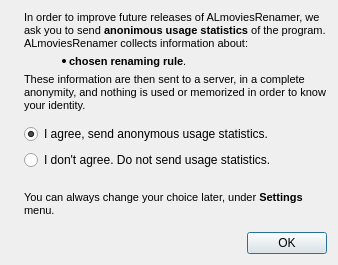
albemala/almoviesrenamer, file src/stats_agreement_dialog.ui: the form before one commit.
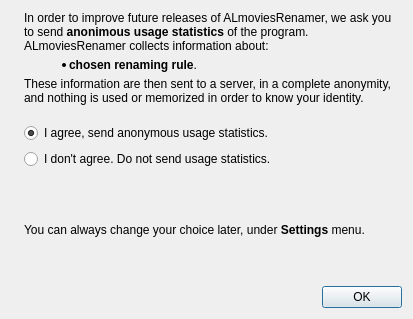
The form after the commit. Icons and pictures are not drawn.

Commit message:
corrections on dialogs text size
added check for new version

Diff of the .ui file:
```diff
--- a/src/stats_agreement_dialog.ui
+++ b/src/stats_agreement_dialog.ui
@@ -6,8 +6,8 @@
    <rect>
     <x>0</x>
     <y>0</y>
-    <width>338</width>
-    <height>265</height>
+    <width>413</width>
+    <height>319</height>
    </rect>
   </property>
   <property name="windowTitle">
@@ -48,11 +48,11 @@
         <string>&lt;!DOCTYPE HTML PUBLIC &quot;-//W3C//DTD HTML 4.0//EN&quot; &quot;http://www.w3.org/TR/REC-html40/strict.dtd&quot;&gt;
 &lt;html&gt;&lt;head&gt;&lt;meta name=&quot;qrichtext&quot; content=&quot;1&quot; /&gt;&lt;style type=&quot;text/css&quot;&gt;
 p, li { white-space: pre-wrap; }
-&lt;/style&gt;&lt;/head&gt;&lt;body style=&quot; font-family:'MS Shell Dlg 2'; font-size:8.25pt; font-weight:400; font-style:normal;&quot;&gt;
-&lt;p style=&quot; margin-top:0px; margin-bottom:0px; margin-left:0px; margin-right:0px; -qt-block-indent:0; text-indent:0px;&quot;&gt;&lt;span style=&quot; font-size:8pt;&quot;&gt;In order to improve future releases of ALmoviesRenamer, we ask you to send &lt;/span&gt;&lt;span style=&quot; font-size:8pt; font-weight:600;&quot;&gt;anonimous usage statistics&lt;/span&gt;&lt;span style=&quot; font-size:8pt;&quot;&gt; of the program.&lt;/span&gt;&lt;/p&gt;
-&lt;p style=&quot; margin-top:0px; margin-bottom:0px; margin-left:0px; margin-right:0px; -qt-block-indent:0; text-indent:0px;&quot;&gt;&lt;span style=&quot; font-size:8pt;&quot;&gt;ALmoviesRenamer collects information about:&lt;/span&gt;&lt;/p&gt;
-&lt;ul style=&quot;margin-top: 0px; margin-bottom: 0px; margin-left: 0px; margin-right: 0px; -qt-list-indent: 1;&quot;&gt;&lt;li style=&quot; font-size:8pt;&quot; style=&quot; margin-top:5px; margin-bottom:5px; margin-left:5px; margin-right:5px; -qt-block-indent:0; text-indent:0px;&quot;&gt;&lt;span style=&quot; font-weight:600;&quot;&gt;chosen renaming rule&lt;/span&gt;.&lt;/li&gt;&lt;/ul&gt;
-&lt;p style=&quot; margin-top:0px; margin-bottom:0px; margin-left:0px; margin-right:0px; -qt-block-indent:0; text-indent:0px;&quot;&gt;&lt;span style=&quot; font-size:8pt;&quot;&gt;These information are then sent to a server, in a complete anonymity, and nothing is used or memorized in order to know your identity.&lt;/span&gt;&lt;/p&gt;&lt;/body&gt;&lt;/html&gt;</string>
+&lt;/style&gt;&lt;/head&gt;&lt;body style=&quot; font-weight:400; font-style:normal;&quot;&gt;
+&lt;p style=&quot; margin-top:0px; margin-bottom:0px; margin-left:0px; margin-right:0px; -qt-block-indent:0; text-indent:0px;&quot;&gt;&lt;span&gt;In order to improve future releases of ALmoviesRenamer, we ask you to send &lt;/span&gt;&lt;span style=&quot;font-weight:600;&quot;&gt;anonimous usage statistics&lt;/span&gt;&lt;span&gt; of the program.&lt;/span&gt;&lt;/p&gt;
+&lt;p style=&quot; margin-top:0px; margin-bottom:0px; margin-left:0px; margin-right:0px; -qt-block-indent:0; text-indent:0px;&quot;&gt;&lt;span&gt;ALmoviesRenamer collects information about:&lt;/span&gt;&lt;/p&gt;
+&lt;ul style=&quot;margin-top: 0px; margin-bottom: 0px; margin-left: 0px; margin-right: 0px; -qt-list-indent: 1;&quot;&gt;&lt;li  style=&quot; margin-top:5px; margin-bottom:5px; margin-left:5px; margin-right:5px; -qt-block-indent:0; text-indent:0px;&quot;&gt;&lt;span style=&quot; font-weight:600;&quot;&gt;chosen renaming rule&lt;/span&gt;.&lt;/li&gt;&lt;/ul&gt;
+&lt;p style=&quot; margin-top:0px; margin-bottom:0px; margin-left:0px; margin-right:0px; -qt-block-indent:0; text-indent:0px;&quot;&gt;&lt;span&gt;These information are then sent to a server, in a complete anonymity, and nothing is used or memorized in order to know your identity.&lt;/span&gt;&lt;/p&gt;&lt;/body&gt;&lt;/html&gt;</string>
        </property>
        <property name="alignment">
         <set>Qt::AlignLeading|Qt::AlignLeft|Qt::AlignTop</set>
@@ -123,8 +123,8 @@
         <string>&lt;!DOCTYPE HTML PUBLIC &quot;-//W3C//DTD HTML 4.0//EN&quot; &quot;http://www.w3.org/TR/REC-html40/strict.dtd&quot;&gt;
 &lt;html&gt;&lt;head&gt;&lt;meta name=&quot;qrichtext&quot; content=&quot;1&quot; /&gt;&lt;style type=&quot;text/css&quot;&gt;
 p, li { white-space: pre-wrap; }
-&lt;/style&gt;&lt;/head&gt;&lt;body style=&quot; font-family:'MS Shell Dlg 2'; font-size:8.25pt; font-weight:400; font-style:normal;&quot;&gt;
-&lt;p style=&quot; margin-top:0px; margin-bottom:0px; margin-left:0px; margin-right:0px; -qt-block-indent:0; text-indent:0px;&quot;&gt;&lt;span style=&quot; font-size:8pt;&quot;&gt;You can always change your choice later, under &lt;/span&gt;&lt;span style=&quot; font-size:8pt; font-weight:600;&quot;&gt;Settings&lt;/span&gt;&lt;span style=&quot; font-size:8pt;&quot;&gt; menu.&lt;/span&gt;&lt;/p&gt;&lt;/body&gt;&lt;/html&gt;</string>
+&lt;/style&gt;&lt;/head&gt;&lt;body style=&quot;font-weight:400; font-style:normal;&quot;&gt;
+&lt;p style=&quot; margin-top:0px; margin-bottom:0px; margin-left:0px; margin-right:0px; -qt-block-indent:0; text-indent:0px;&quot;&gt;&lt;span&gt;You can always change your choice later, under &lt;/span&gt;&lt;span style=&quot; font-weight:600;&quot;&gt;Settings&lt;/span&gt;&lt;span&gt; menu.&lt;/span&gt;&lt;/p&gt;&lt;/body&gt;&lt;/html&gt;</string>
        </property>
        <property name="wordWrap">
         <bool>true</bool>
```
The commit also changes 3 other files.
